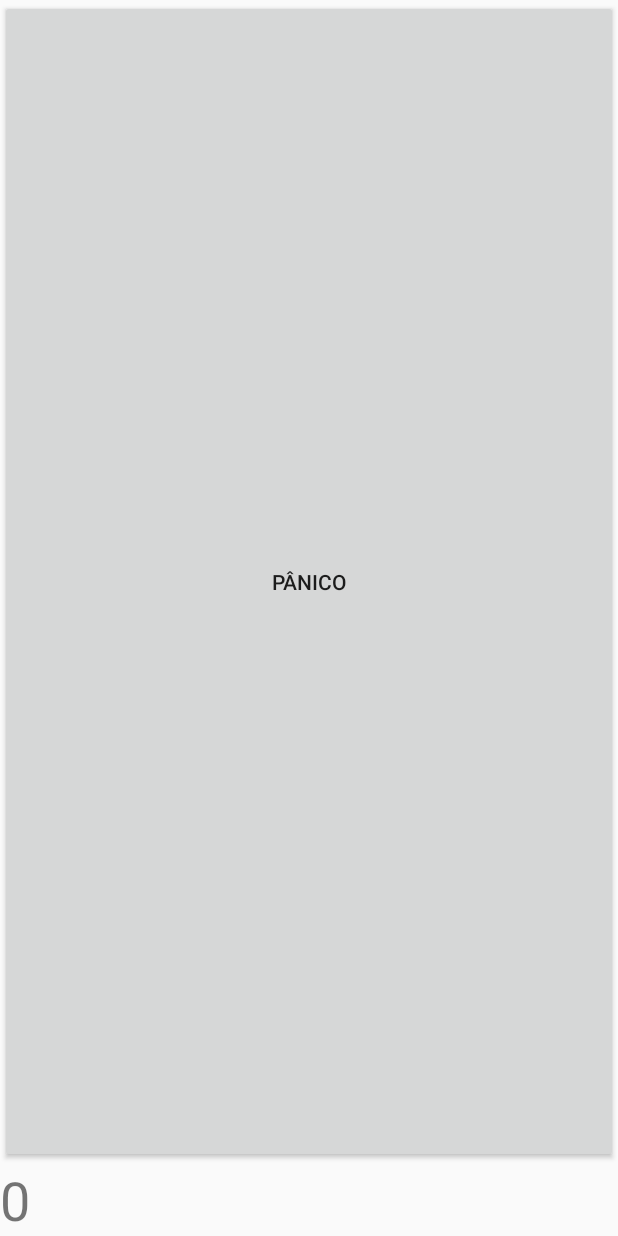
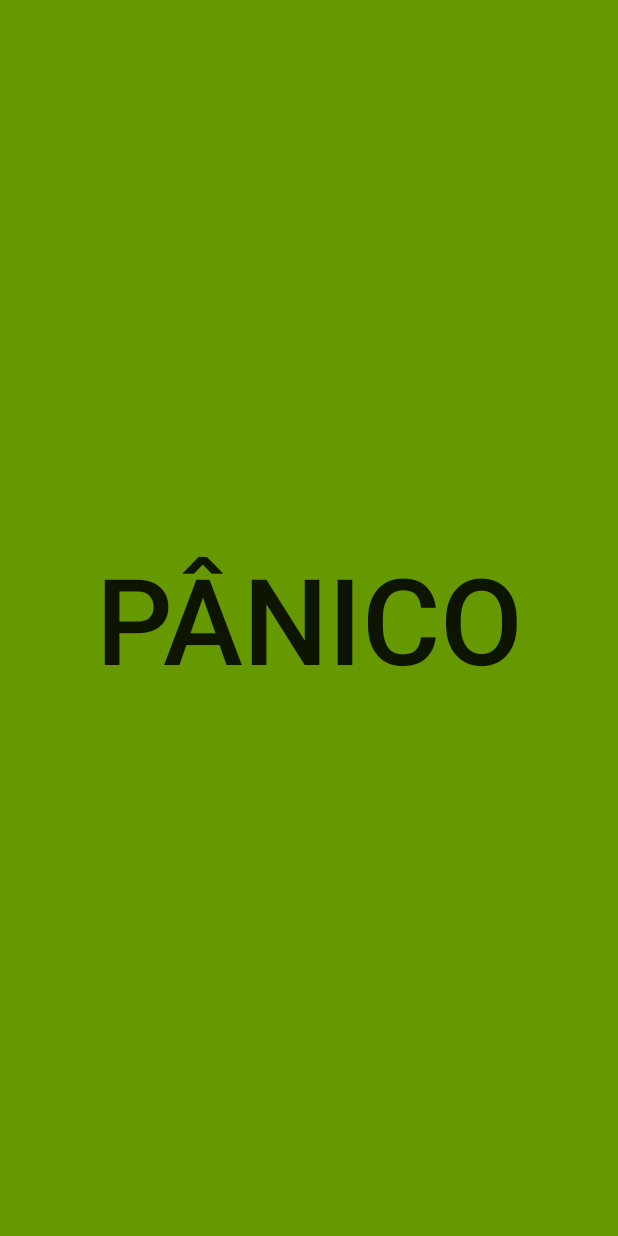
Before and after one commit to InfnApps/ClassManager, an Android app: the layout fragment_panic.xml on its own in the app's theme, with its tools: preview values and no code run, on a phone screen of 412 x 824 dp. Run offline under Robolectric (Android 15) with nearby library versions, the phone set to English and light mode, and no system bars.

```diff
--- a/app/src/main/res/layout/fragment_panic.xml
+++ b/app/src/main/res/layout/fragment_panic.xml
@@ -11,12 +11,7 @@
         android:layout_width="match_parent"
         android:layout_height="0dp"
         android:layout_weight="1"
+        android:textSize="80dp"
+        android:background="@android:color/holo_green_dark"
         android:text="@string/panic_btn_text"/>
-    <TextView
-        android:id="@+id/counter"
-        android:layout_width="wrap_content"
-        android:layout_height="wrap_content"
-        android:textSize="36dp"
-        android:text="0"/>
-
 </LinearLayout>
```
Also changed, not shown: app/src/main/java/br/edu/infnet/classmanager/fragments/PanicFragment.java (+8 -17 lines).
